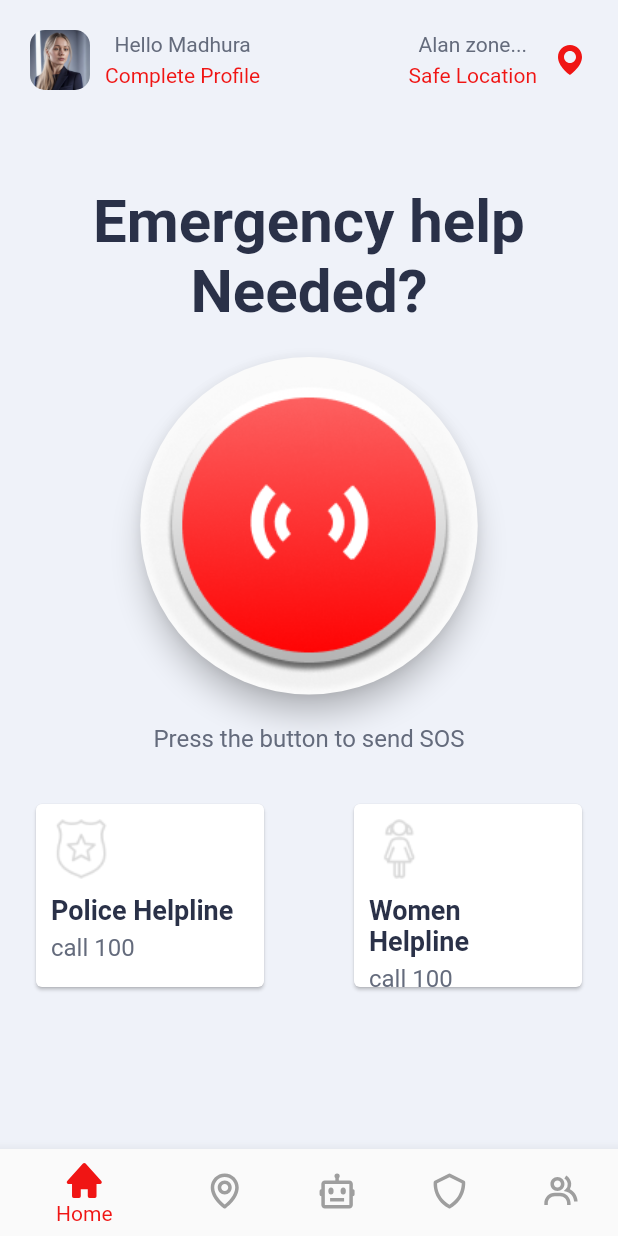
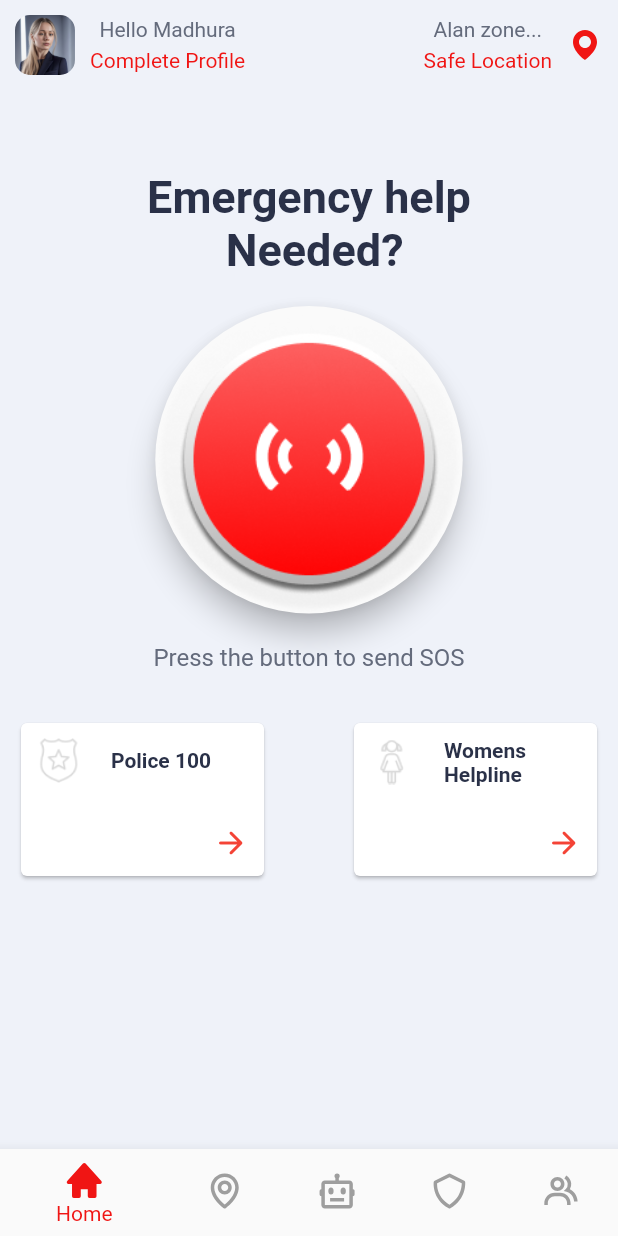
Before and after one commit to digambar2002/raksha, a Flutter app: the screen it shows after launch, on a phone screen of 412 x 824 dp. Run offline on Flutter 3.47's test engine with Material 2 defaults, Android fonts, the phone set to English and light mode, and no system bars; our stand-ins replace boxicons, google_fonts, webview_flutter; missing offline and left inert: android_path_provider, dialog_flowtter, flutter_phone_direct_caller.

Commit message:
fix ui glich

```diff
--- a/lib/Home/home.dart
+++ b/lib/Home/home.dart
@@ -1,6 +1,8 @@
+import 'package:android_path_provider/android_path_provider.dart';
 import 'package:boxicons/boxicons.dart';
 import 'package:flutter/material.dart';
 import 'package:flutter_phone_direct_caller/flutter_phone_direct_caller.dart';
+import 'package:raksha/models/sos.dart';
 import 'package:raksha/utils/colors.dart';
 import 'package:raksha/widgets/cards.dart';
 
@@ -12,7 +14,7 @@ class HomePage extends StatelessWidget {
     return SafeArea(
         child: Scaffold(
       body: Padding(
-        padding: const EdgeInsets.all(20.0),
+        padding: const EdgeInsets.all(10.0),
         child: SingleChildScrollView(
           child: Column(
             children: [
@@ -100,10 +102,10 @@ class HomePage extends StatelessWidget {
                 height: 64,
               ),
               Text(
-                "Emergency help Needed?",
+                "Emergency help \n Needed?",
                 textAlign: TextAlign.center,
                 style: TextStyle(
-                    fontSize: 40,
+                    fontSize: 30,
                     color: Color(ColorsValue().h1),
                     fontWeight: FontWeight.w600),
               ),
@@ -114,15 +116,23 @@ class HomePage extends StatelessWidget {
                 padding: const EdgeInsets.fromLTRB(0, 0, 0, 0),
                 child: Material(
                   elevation: 8,
-                  borderRadius: BorderRadius.circular(200),
+                  borderRadius: BorderRadius.circular(400),
                   clipBehavior: Clip.antiAliasWithSaveLayer,
                   child: InkWell(
                     splashColor: Colors.black54,
-                    onTap: () {},
+                    onTap: () async {
+                      var downloadsPath =
+                          await AndroidPathProvider.downloadsPath;
+                      print(downloadsPath + "/ironman.jpeg");
+
+                      SOS().sharePhotoToWhatsApp("7620464305",
+                          "http://file:/" + downloadsPath + "/digambar.jpeg");
+                      print("file:/" + downloadsPath + "/digambar.jpeg");
+                    },
                     child: Ink.image(
                       image: const AssetImage('assets/images/sos_button.png'),
-                      height: 225,
-                      width: 225,
+                      height: 205,
+                      width: 205,
                       fit: BoxFit.cover,
                       child: const Center(),
                     ),
@@ -146,17 +156,23 @@ class HomePage extends StatelessWidget {
                 mainAxisAlignment: MainAxisAlignment.spaceBetween,
                 children: [
                   InkWell(
-                  onTap:() {
+                      onTap: () {
                         _callNumber("7620464305");
                       },
-                  child: HelpLineCards(title: "Police Helpline", assetImg: "assets/images/police_badge.png", number: "100",)),
-
+                      child: HelpLineCards(
+                        title: "Police 100",
+                        assetImg: "assets/images/police_badge.png",
+                        number: "100",
+                      )),
                   InkWell(
-                   onTap:() {
+                      onTap: () {
                         _callNumber("9307227317");
                       },
-                  child: HelpLineCards(title: "Women Helpline", assetImg: "assets/images/girl_badge.png", number: "100",))
-
+                      child: HelpLineCards(
+                        title: "Womens Helpline",
+                        assetImg: "assets/images/girl_badge.png",
+                        number: "100",
+                      ))
                 ],
               )
             ],
@@ -165,7 +181,8 @@ class HomePage extends StatelessWidget {
       ),
     ));
   }
-  _callNumber(String number) async{
+
+  _callNumber(String number) async {
 //set the number here
     bool? res = await FlutterPhoneDirectCaller.callNumber(number);
   }
--- a/lib/main.dart
+++ b/lib/main.dart
@@ -1,9 +1,7 @@
 import 'package:flutter/material.dart';
 import 'package:flutter/services.dart';
-import 'package:raksha/Home/home.dart';
 import 'package:raksha/pages/raksha.dart';
 import 'package:raksha/utils/colors.dart';
-import 'package:raksha/utils/routes.dart';
 
 void main() {
   SystemChrome.setSystemUIOverlayStyle(const SystemUiOverlayStyle(
--- /dev/null
+++ b/lib/models/sos.dart
@@ -0,0 +1,10 @@
+import 'package:url_launcher/url_launcher.dart';
+import 'package:url_launcher/url_launcher_string.dart';
+
+class SOS {
+  void sharePhotoToWhatsApp(String mobileNumber, String imagePath) async {
+    String url = 'whatsapp://send?phone=$mobileNumber&text=$imagePath';
+    print(url);
+    launchUrlString(url);
+  }
+}
--- a/lib/widgets/cards.dart
+++ b/lib/widgets/cards.dart
@@ -18,38 +18,55 @@ class HelpLineCards extends StatelessWidget {
   @override
   Widget build(BuildContext context) {
     return SizedBox(
-      width: 160,
-      height: 130,
+      width: 170,
+      height: 110,
       child: Card(
         child: Padding(
           padding: const EdgeInsets.all(10.0),
           child: Column(
-            crossAxisAlignment: CrossAxisAlignment.start,
+            mainAxisAlignment: MainAxisAlignment.spaceBetween,
+            children: [
+              Row(
+                mainAxisAlignment: MainAxisAlignment.spaceBetween,
                 children: [
                   Image.asset(
                     assetImg,
-                height: 40,
+                    height: 30,
                   ),
                   const SizedBox(
-                height: 10,
+                    width: 20,
                   ),
-              Text(
+                  Expanded(
+                    child: Text(
                       title,
                       style: TextStyle(
                           color: Color(ColorsValue().h1),
-                    fontSize: 18,
+                          fontSize: 14,
                           fontWeight: FontWeight.w600),
                     ),
+                  ),
                   const SizedBox(
-                height: 5,
+                    width: 10,
                   ),
-              Text(
-                "call $number",
-                style: TextStyle(
-                  color: Color(ColorsValue().h5),
-                  fontSize: 16,
+
+                  // Text(
+                  //   "call $number",
+                  //   style: TextStyle(
+                  //     color: Color(ColorsValue().h5),
+                  //     fontSize: 16,
+                  //   ),
+                  // ),
+                ],
               ),
-              ),
+              Row(
+                mainAxisAlignment: MainAxisAlignment.end,
+                children: [
+                  Icon(
+                    Icons.arrow_forward_rounded,
+                    color: Colors.red,
+                  )
+                ],
+              )
             ],
           ),
         ),
@@ -90,13 +107,15 @@ class ToolsCard extends StatelessWidget {
   }
 }
 
-
 class CardWithBackgroundImage extends StatelessWidget {
   final String title;
   final String description;
   final String imagePath;
 
-  CardWithBackgroundImage({required this.title, required this.description, required this.imagePath});
+  CardWithBackgroundImage(
+      {required this.title,
+      required this.description,
+      required this.imagePath});
 
   @override
   Widget build(BuildContext context) {
--- a/pubspec.yaml
+++ b/pubspec.yaml
@@ -42,6 +42,9 @@ dependencies:
   google_fonts: ^4.0.3
   dialog_flowtter: ^0.3.3
   http: ^0.13.3
+  url_launcher: ^6.1.11
+  android_path_provider: ^0.3.0
+  shared_preferences: ^2.2.0
 dev_dependencies:
   flutter_test:
     sdk: flutter
```
Also changed, not shown: pubspec.lock, 6 other files. Lines whose indentation alone changed are shown as unchanged.
